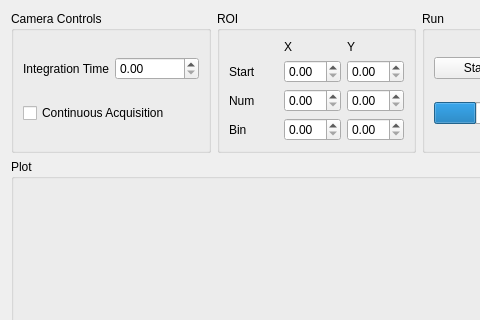
Before: the Qt Designer form measurement_components/ascom_camera_capture.ui in ScopeFoundry/HW_attocube_anc150, drawn with Qt 5; both pictures show x 0 to 480 and y 0 to 320 of the 633 by 506 pixel window.
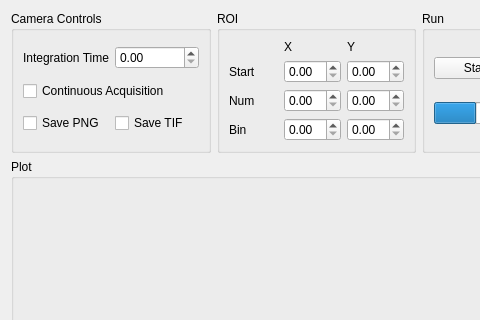
After: the same form once the commit is applied.

Commit message: ascom_camera_capture: save_tif and save_png settings

What changed in the file:
```diff
--- a/measurement_components/ascom_camera_capture.ui
+++ b/measurement_components/ascom_camera_capture.ui
@@ -120,9 +120,6 @@
       <string>Camera Controls</string>
      </property>
      <layout class="QGridLayout" name="gridLayout_4">
-      <item row="0" column="1">
-       <widget class="QDoubleSpinBox" name="exp_time_doubleSpinBox"/>
-      </item>
       <item row="0" column="0">
        <widget class="QLabel" name="label_6">
         <property name="text">
@@ -130,13 +127,30 @@
         </property>
        </widget>
       </item>
-      <item row="1" column="0" colspan="2">
+      <item row="0" column="1">
+       <widget class="QDoubleSpinBox" name="exp_time_doubleSpinBox"/>
+      </item>
+      <item row="2" column="0" colspan="2">
        <widget class="QCheckBox" name="continuous_checkBox">
         <property name="text">
          <string>Continuous Acquisition</string>
         </property>
        </widget>
       </item>
+      <item row="3" column="0">
+       <widget class="QCheckBox" name="save_png_checkBox">
+        <property name="text">
+         <string>Save PNG</string>
+        </property>
+       </widget>
+      </item>
+      <item row="3" column="1">
+       <widget class="QCheckBox" name="save_tif_checkBox">
+        <property name="text">
+         <string>Save TIF</string>
+        </property>
+       </widget>
+      </item>
      </layout>
     </widget>
    </item>
```
The commit also changes 1 other file.
